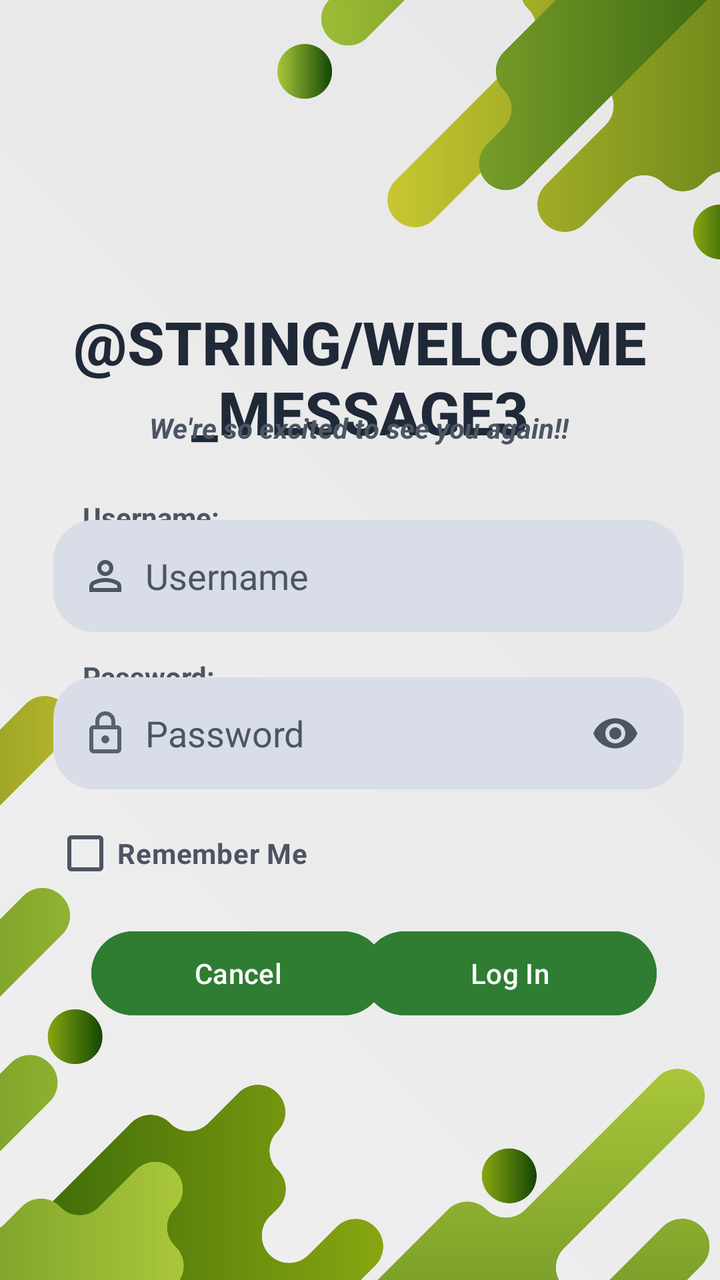
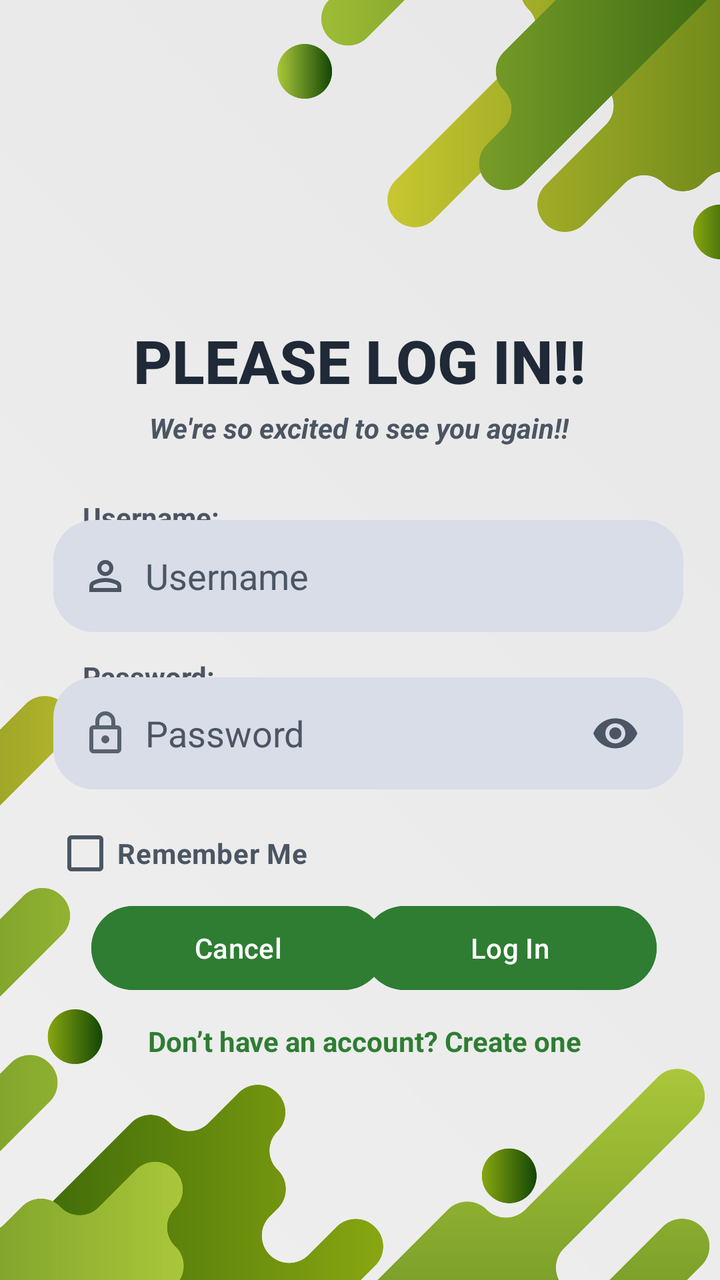

Before-and-after screenshots of an Android layout around one commit, followed by the original layout XML and the change that was made.
<!-- AndroidManifest.xml: application theme Base.Theme.LoginDemo -->
<!-- res/layout/activity_main.xml -->
<?xml version="1.0" encoding="utf-8"?>
<androidx.constraintlayout.widget.ConstraintLayout xmlns:android="http://schemas.android.com/apk/res/android"
    xmlns:app="http://schemas.android.com/apk/res-auto"
    xmlns:tools="http://schemas.android.com/tools"
    android:id="@+id/main"
    android:layout_width="match_parent"
    android:layout_height="match_parent"
    android:background="@color/bg"
    tools:context=".MainActivity">


    
    <ImageView
        android:id="@+id/bg"
        android:layout_width="0dp"
        android:layout_height="0dp"
        android:contentDescription="@null"
        android:scaleType="centerCrop"
        android:src="@drawable/background"
        app:layout_constraintBottom_toBottomOf="parent"
        app:layout_constraintEnd_toEndOf="parent"
        app:layout_constraintHorizontal_bias="0.0"
        app:layout_constraintStart_toStartOf="parent"
        app:layout_constraintTop_toTopOf="parent"
        app:layout_constraintVertical_bias="1.0"
        android:importantForAccessibility="no"/>

    
    <TextView
        android:id="@+id/welcome"
        android:layout_width="wrap_content"
        android:layout_height="wrap_content"
        android:text="@string/welcome_message3"
        android:textAlignment="center"
        android:textAllCaps="true"
        android:textSize="30sp"
        android:textStyle="bold"
        android:textColor="@color/text_primary"
        android:fontFamily="sans-serif-medium"
        app:layout_constraintBottom_toBottomOf="parent"
        app:layout_constraintEnd_toEndOf="parent"
        app:layout_constraintHorizontal_bias="0.498"
        app:layout_constraintStart_toStartOf="parent"
        app:layout_constraintTop_toTopOf="parent"
        app:layout_constraintVertical_bias="0.267" />

    
    <TextView
        android:id="@+id/caption"
        android:layout_width="wrap_content"
        android:layout_height="wrap_content"
        android:text="@string/welcome_message2"
        android:textAlignment="center"
        android:textStyle="italic|bold"
        android:textColor="@color/text_secondary"
        app:layout_constraintBottom_toBottomOf="parent"
        app:layout_constraintEnd_toEndOf="parent"
        app:layout_constraintHorizontal_bias="0.495"
        app:layout_constraintStart_toStartOf="parent"
        app:layout_constraintTop_toTopOf="parent"
        app:layout_constraintVertical_bias="0.329" />

    
    <TextView
        android:id="@+id/textView2"
        android:layout_width="224dp"
        android:layout_height="wrap_content"
        android:text="@string/usernameLabel"
        android:textColor="@color/text_secondary"
        android:textSize="14sp"
        android:textStyle="bold"
        android:importantForAccessibility="no"
        app:layout_constraintBottom_toBottomOf="parent"
        app:layout_constraintEnd_toEndOf="parent"
        app:layout_constraintHorizontal_bias="0.304"
        app:layout_constraintStart_toStartOf="parent"
        app:layout_constraintTop_toTopOf="parent"
        app:layout_constraintVertical_bias="0.401" />

    
    <EditText
        android:id="@+id/usernameInput"
        android:layout_width="315dp"
        android:layout_height="56dp"
        android:minHeight="48dp"
        android:autofillHints="username"
        android:background="@drawable/bg_input"
        android:drawableStart="@drawable/outline_person_24"
        android:drawablePadding="8dp"
        android:drawableTint="@color/icon_tint"
        android:hint="@string/username"
        android:inputType="text"
        android:paddingStart="14dp"
        android:paddingTop="14dp"
        android:paddingEnd="20dp"
        android:paddingBottom="14dp"
        android:textColor="@color/text_primary"
        android:textColorHint="@color/hint"
        app:layout_constraintBottom_toBottomOf="parent"
        app:layout_constraintEnd_toEndOf="parent"
        app:layout_constraintHorizontal_bias="0.593"
        app:layout_constraintStart_toStartOf="parent"
        app:layout_constraintTop_toTopOf="parent"
        app:layout_constraintVertical_bias="0.445" />

    
    <TextView
        android:id="@+id/textView3"
        android:layout_width="224dp"
        android:layout_height="wrap_content"
        android:text="@string/passwordLabel"
        android:textColor="@color/text_secondary"
        android:textSize="14sp"
        android:textStyle="bold"
        android:importantForAccessibility="no"
        app:layout_constraintBottom_toBottomOf="parent"
        app:layout_constraintEnd_toEndOf="parent"
        app:layout_constraintHorizontal_bias="0.304"
        app:layout_constraintStart_toStartOf="parent"
        app:layout_constraintTop_toBottomOf="@+id/textView2"
        app:layout_constraintVertical_bias="0.172" />

    
    <EditText
        android:id="@+id/password"
        android:layout_width="315dp"
        android:layout_height="56dp"
        android:autofillHints="password"
        android:background="@drawable/bg_input"
        android:drawableStart="@drawable/outline_lock_24"
        android:drawableEnd="@drawable/baseline_visibility_24"
        android:drawablePadding="8dp"
        android:drawableTint="@color/icon_tint"
        android:hint="@string/password"
        android:inputType="textPassword"
        android:paddingStart="14dp"
        android:paddingTop="14dp"
        android:paddingEnd="22dp"
        android:paddingBottom="14dp"
        android:textColor="@color/text_primary"
        android:textColorHint="@color/hint"
        app:layout_constraintBottom_toBottomOf="parent"
        app:layout_constraintEnd_toEndOf="parent"
        app:layout_constraintHorizontal_bias="0.593"
        app:layout_constraintStart_toStartOf="parent"
        app:layout_constraintTop_toTopOf="parent"
        app:layout_constraintVertical_bias="0.58"/>

    
    <CheckBox
        android:id="@+id/rememberMe"
        android:layout_width="wrap_content"
        android:layout_height="wrap_content"
        android:minHeight="48dp"
        android:layout_marginTop="8dp"
        android:buttonTint="@color/icon_tint"
        android:text="@string/remember_me"
        android:textSize="14sp"
        android:textStyle="bold"
        android:textColor="@color/text_secondary"
        app:layout_constraintStart_toStartOf="@id/password"
        app:layout_constraintTop_toBottomOf="@id/password"
        />

    
    <Button
        android:id="@+id/login_button"
        android:layout_width="147dp"
        android:layout_height="50dp"
        android:layout_marginBottom="116dp"
        android:backgroundTint="@color/btn"
        android:text="@string/log_in"
        android:textColor="@color/on_btn"
        app:layout_constraintBottom_toBottomOf="parent"
        app:layout_constraintEnd_toEndOf="parent"
        app:layout_constraintHorizontal_bias="0.852"
        app:layout_constraintStart_toStartOf="parent"
        app:layout_constraintTop_toBottomOf="@+id/password"
        app:layout_constraintVertical_bias="0.845" />

    
    <Button
        android:id="@+id/cancel_button"
        android:layout_width="147dp"
        android:layout_height="50dp"
        android:layout_marginBottom="116dp"
        android:backgroundTint="@color/btn"
        android:text="@string/cancel_text"
        android:textColor="@color/on_btn"
        app:layout_constraintBottom_toBottomOf="parent"
        app:layout_constraintEnd_toEndOf="parent"
        app:layout_constraintHorizontal_bias="0.215"
        app:layout_constraintStart_toStartOf="parent"
        app:layout_constraintTop_toBottomOf="@+id/password"
        app:layout_constraintVertical_bias="0.845" />

    
    <TextView
        android:id="@+id/tvMessage"
        android:layout_width="315dp"
        android:layout_height="wrap_content"
        android:layout_marginTop="24dp"
        android:text=""
        android:textColor="@color/text_secondary"
        app:layout_constraintStart_toStartOf="@id/password"
        app:layout_constraintTop_toBottomOf="@id/rememberMe" />

</androidx.constraintlayout.widget.ConstraintLayout>
<!-- resources referenced by this layout -->
<resources>
  <color name="bg">#DDE1E8</color>
  <color name="btn">#2E7D32</color>
  <color name="hint">#4B5563</color>
  <color name="icon_tint">#4B5563</color>
  <color name="on_btn">#FFFFFF</color>
  <color name="text_primary">#1F2937</color>
  <color name="text_secondary">#4B5563</color>
  <!-- drawable baseline_visibility_24 (drawable) -->
  <vector xmlns:android="http://schemas.android.com/apk/res/android" android:height="24dp" android:tint="#000000" android:viewportHeight="24" android:viewportWidth="24" android:width="24dp">
        
      <path android:fillColor="@android:color/white" android:pathData="M12,4.5C7,4.5 2.73,7.61 1,12c1.73,4.39 6,7.5 11,7.5s9.27,-3.11 11,-7.5c-1.73,-4.39 -6,-7.5 -11,-7.5zM12,17c-2.76,0 -5,-2.24 -5,-5s2.24,-5 5,-5 5,2.24 5,5 -2.24,5 -5,5zM12,9c-1.66,0 -3,1.34 -3,3s1.34,3 3,3 3,-1.34 3,-3 -1.34,-3 -3,-3z"/>
      
  </vector>
  <!-- drawable bg_input (drawable) -->
  <?xml version="1.0" encoding="utf-8"?>
  <shape xmlns:android="http://schemas.android.com/apk/res/android">
      <stroke android:color="@color/input_stroke" android:width="1dp"/>
      <corners android:radius="20dp"/>
      <solid android:color="#D8DDE8"/>
  </shape>
  <!-- drawable outline_lock_24 (drawable) -->
  <vector xmlns:android="http://schemas.android.com/apk/res/android" android:alpha="0.91" android:height="24dp" android:tint="#404097" android:viewportHeight="960" android:viewportWidth="960" android:width="24dp">
        
      <path android:fillColor="@android:color/white" android:pathData="M240,880Q207,880 183.5,856.5Q160,833 160,800L160,400Q160,367 183.5,343.5Q207,320 240,320L280,320L280,240Q280,157 338.5,98.5Q397,40 480,40Q563,40 621.5,98.5Q680,157 680,240L680,320L720,320Q753,320 776.5,343.5Q800,367 800,400L800,800Q800,833 776.5,856.5Q753,880 720,880L240,880ZM240,800L720,800Q720,800 720,800Q720,800 720,800L720,400Q720,400 720,400Q720,400 720,400L240,400Q240,400 240,400Q240,400 240,400L240,800Q240,800 240,800Q240,800 240,800ZM480,680Q513,680 536.5,656.5Q560,633 560,600Q560,567 536.5,543.5Q513,520 480,520Q447,520 423.5,543.5Q400,567 400,600Q400,633 423.5,656.5Q447,680 480,680ZM360,320L600,320L600,240Q600,190 565,155Q530,120 480,120Q430,120 395,155Q360,190 360,240L360,320ZM240,800Q240,800 240,800Q240,800 240,800L240,400Q240,400 240,400Q240,400 240,400L240,400Q240,400 240,400Q240,400 240,400L240,800Q240,800 240,800Q240,800 240,800Z"/>
      
  </vector>
  <string name="cancel_text">Cancel</string>
  <string name="log_in">Log In</string>
  <string name="password">Password</string>
  <string name="passwordLabel">Password:</string>
  <string name="remember_me">Remember Me</string>
  <string name="username">Username</string>
  <string name="usernameLabel">Username:</string>
  <string name="welcome_message2">We\'re so excited to see you again!!</string>
  <style name="Base.Theme.LoginDemo" parent="Theme.Material3.DayNight.NoActionBar">
          
          
      </style>
  <color name="input_stroke">#D8DDE8</color>
  <!-- unchanged entries left out for length: 2 -->
</resources>

<!-- the commit's change to res/layout/activity_main.xml (unified diff, before → after) -->
@@ -15,6 +15,7 @@
         android:layout_width="0dp"
         android:layout_height="0dp"
         android:contentDescription="@null"
+        android:importantForAccessibility="no"
         android:scaleType="centerCrop"
         android:src="@drawable/background"
         app:layout_constraintBottom_toBottomOf="parent"
@@ -22,15 +23,14 @@
         app:layout_constraintHorizontal_bias="0.0"
         app:layout_constraintStart_toStartOf="parent"
         app:layout_constraintTop_toTopOf="parent"
-        app:layout_constraintVertical_bias="1.0"
-        android:importantForAccessibility="no"/>
+        app:layout_constraintVertical_bias="1.0" />
 
     
     <TextView
         android:id="@+id/welcome"
         android:layout_width="wrap_content"
         android:layout_height="wrap_content"
-        android:text="@string/welcome_message3"
+        android:text="@string/welcome_message1"
         android:textAlignment="center"
         android:textAllCaps="true"
         android:textSize="30sp"
@@ -176,7 +176,7 @@
         app:layout_constraintHorizontal_bias="0.852"
         app:layout_constraintStart_toStartOf="parent"
         app:layout_constraintTop_toBottomOf="@+id/password"
-        app:layout_constraintVertical_bias="0.845" />
+        app:layout_constraintVertical_bias="0.683" />
 
     
     <Button
@@ -192,14 +192,35 @@
         app:layout_constraintHorizontal_bias="0.215"
         app:layout_constraintStart_toStartOf="parent"
         app:layout_constraintTop_toBottomOf="@+id/password"
-        app:layout_constraintVertical_bias="0.845" />
+        app:layout_constraintVertical_bias="0.683" />
+
+    
+    <TextView
+        android:id="@+id/linkRegister"
+        android:layout_width="wrap_content"
+        android:layout_height="wrap_content"
+        android:clickable="true"
+        android:focusable="true"
+        android:foreground="?attr/selectableItemBackgroundBorderless"
+        android:paddingTop="16dp"
+        android:paddingHorizontal="16dp"
+        android:paddingVertical="12dp"
+        android:minHeight="48dp"
+        android:text="@string/register_message"
+        android:textColor="@color/btn"
+        android:textStyle="bold"
+        app:layout_constraintEnd_toEndOf="parent"
+        app:layout_constraintHorizontal_bias="0.52"
+        app:layout_constraintStart_toStartOf="parent"
+        app:layout_constraintTop_toBottomOf="@id/login_button" />
+
 
     
     <TextView
         android:id="@+id/tvMessage"
         android:layout_width="315dp"
         android:layout_height="wrap_content"
-        android:layout_marginTop="24dp"
+        android:layout_marginTop="48dp"
         android:text=""
         android:textColor="@color/text_secondary"
         app:layout_constraintStart_toStartOf="@id/password"
<!-- resource entries referenced after the edit -->
@@ -30,9 +30,11 @@
   <string name="log_in">Log In</string>
   <string name="password">Password</string>
   <string name="passwordLabel">Password:</string>
+  <string name="register_message">Don’t have an account? Create one</string>
   <string name="remember_me">Remember Me</string>
   <string name="username">Username</string>
   <string name="usernameLabel">Username:</string>
+  <string name="welcome_message1">PLEASE LOG IN!!</string>
   <string name="welcome_message2">We\'re so excited to see you again!!</string>
   <style name="Base.Theme.LoginDemo" parent="Theme.Material3.DayNight.NoActionBar">
           
